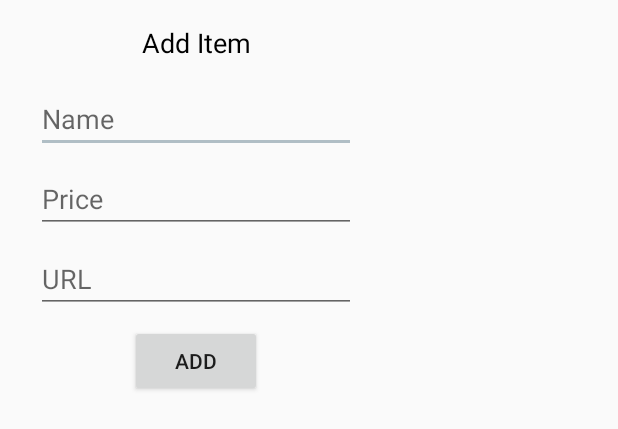
After one commit to DxExWxExY/Mobile-Apps, an Android app: the layout add_dialog.xml on its own in the app's theme, with its tools: preview values and no code run, on a phone screen of 412 x 824 dp. The commit adds this screen. Shown: the top 429 px of the screen. Run offline under Robolectric (Android 15) with nearby library versions, the phone set to English and light mode, and no system bars.

```diff
--- a/HW0/app/src/main/AndroidManifest.xml
+++ b/HW0/app/src/main/AndroidManifest.xml
@@ -27,7 +27,8 @@
         </activity>
         <activity android:name=".Timer.TimerActivity" />
         <activity android:name=".GradeViewer.GradeLogin" />
-        <activity android:name=".GradeViewer.GradeViewer"></activity>
+        <activity android:name=".GradeViewer.GradeViewer" />
+        <activity android:name=".Tuition.TuitionCalculatorActivity"></activity>
     </application>
 
 </manifest>
--- a/HW0/app/src/main/java/dxexwxexy/activities/GradeViewer/GradeLogin.java
+++ b/HW0/app/src/main/java/dxexwxexy/activities/GradeViewer/GradeLogin.java
@@ -4,6 +4,7 @@ import android.content.Intent;
 import android.support.v7.app.AppCompatActivity;
 import android.os.Bundle;
 import android.util.Log;
+import android.widget.AutoCompleteTextView;
 import android.widget.Button;
 import android.widget.EditText;
 
@@ -11,7 +12,7 @@ import dxexwxexy.activities.R;
 
 public class GradeLogin extends AppCompatActivity {
 
-    EditText user, password;
+    AutoCompleteTextView user, password;
     Button login;
 
     @Override
--- a/HW0/app/src/main/java/dxexwxexy/activities/Menu/Menu.java
+++ b/HW0/app/src/main/java/dxexwxexy/activities/Menu/Menu.java
@@ -10,6 +10,7 @@ import dxexwxexy.activities.GradeViewer.GradeLogin;
 import dxexwxexy.activities.Intro.HelloWorld;
 import dxexwxexy.activities.R;
 import dxexwxexy.activities.Timer.TimerActivity;
+import dxexwxexy.activities.Tuition.TuitionCalculatorActivity;
 
 public class Menu extends AppCompatActivity {
 
@@ -32,6 +33,9 @@ public class Menu extends AppCompatActivity {
         //Act 3
         Button c = findViewById(R.id.c);
         c.setOnClickListener(e -> startActivity(new Intent(Menu.this, GradeLogin.class)));
+        //
+        Button d = findViewById(R.id.d);
+        d.setOnClickListener(e -> startActivity(new Intent(Menu.this, TuitionCalculatorActivity.class)));
     }
 
     @Override
--- a/HW0/app/src/main/res/layout/activity_grade_login.xml
+++ b/HW0/app/src/main/res/layout/activity_grade_login.xml
@@ -6,7 +6,7 @@
     android:layout_height="match_parent"
     tools:context="dxexwxexy.activities.GradeViewer.GradeLogin">
 
-    <EditText
+    <AutoCompleteTextView
         android:id="@+id/user_name"
         android:layout_width="wrap_content"
         android:layout_height="wrap_content"
@@ -18,7 +18,7 @@
         app:layout_constraintStart_toStartOf="parent"
         app:layout_constraintTop_toTopOf="parent" />
 
-    <EditText
+    <AutoCompleteTextView
         android:id="@+id/password"
         android:layout_width="wrap_content"
         android:layout_height="wrap_content"
--- a/HW0/app/src/main/res/layout/activity_menu.xml
+++ b/HW0/app/src/main/res/layout/activity_menu.xml
@@ -54,7 +54,7 @@
         android:layout_marginRight="32dp"
         android:layout_marginStart="28dp"
         android:layout_marginTop="42dp"
-        android:text="Act 4"
+        android:text="Tuition"
         app:layout_constraintEnd_toStartOf="@+id/e"
         app:layout_constraintStart_toStartOf="parent"
         app:layout_constraintTop_toBottomOf="@+id/a" />
--- a/PriceFinder/app/build.gradle
+++ b/PriceFinder/app/build.gradle
@@ -4,7 +4,7 @@ android {
     compileSdkVersion 27
     defaultConfig {
         applicationId "dxexwxexy.pricefinder"
-        minSdkVersion 16
+        minSdkVersion 21
         targetSdkVersion 27
         versionCode 1
         versionName "1.0"
@@ -23,6 +23,7 @@ android {
 
 dependencies {
     implementation fileTree(dir: 'libs', include: ['*.jar'])
+    //noinspection GradleCompatible
     implementation 'com.android.support:appcompat-v7:27.1.1'
     implementation 'com.android.support.constraint:constraint-layout:1.1.2'
     implementation 'com.android.support:design:27.1.1'
--- /dev/null
+++ b/PriceFinder/app/src/main/res/layout/add_dialog.xml
@@ -0,0 +1,72 @@
+<?xml version="1.0" encoding="utf-8"?>
+<android.support.constraint.ConstraintLayout xmlns:android="http://schemas.android.com/apk/res/android"
+    xmlns:app="http://schemas.android.com/apk/res-auto"
+    xmlns:tools="http://schemas.android.com/tools"
+    android:layout_width="wrap_content"
+    android:layout_height="wrap_content">
+
+    <EditText
+        android:id="@+id/add_name"
+        android:layout_width="wrap_content"
+        android:layout_height="wrap_content"
+        android:layout_marginEnd="24dp"
+        android:layout_marginLeft="24dp"
+        android:layout_marginRight="24dp"
+        android:layout_marginStart="24dp"
+        android:layout_marginTop="16dp"
+        android:ems="10"
+        android:hint="Name"
+        android:inputType="textPersonName"
+        app:layout_constraintEnd_toEndOf="parent"
+        app:layout_constraintHorizontal_bias="0.502"
+        app:layout_constraintStart_toStartOf="parent"
+        app:layout_constraintTop_toBottomOf="@+id/textView" />
+
+    <TextView
+        android:id="@+id/textView"
+        android:layout_width="wrap_content"
+        android:layout_height="wrap_content"
+        android:layout_marginTop="16dp"
+        android:text="Add Item"
+        android:textColor="@android:color/black"
+        android:textSize="18sp"
+        app:layout_constraintEnd_toEndOf="parent"
+        app:layout_constraintStart_toStartOf="parent"
+        app:layout_constraintTop_toTopOf="parent" />
+
+    <EditText
+        android:id="@+id/add_price"
+        android:layout_width="wrap_content"
+        android:layout_height="wrap_content"
+        android:layout_marginTop="8dp"
+        android:ems="10"
+        android:hint="Price"
+        android:inputType="numberDecimal"
+        app:layout_constraintEnd_toEndOf="parent"
+        app:layout_constraintStart_toStartOf="parent"
+        app:layout_constraintTop_toBottomOf="@+id/add_name" />
+
+    <EditText
+        android:id="@+id/add_url"
+        android:layout_width="wrap_content"
+        android:layout_height="wrap_content"
+        android:layout_marginTop="8dp"
+        android:ems="10"
+        android:hint="URL"
+        android:inputType="textPersonName"
+        app:layout_constraintEnd_toEndOf="parent"
+        app:layout_constraintStart_toStartOf="parent"
+        app:layout_constraintTop_toBottomOf="@+id/add_price" />
+
+    <Button
+        android:id="@+id/add_item"
+        android:layout_width="wrap_content"
+        android:layout_height="wrap_content"
+        android:layout_marginBottom="16dp"
+        android:layout_marginTop="8dp"
+        android:text="add"
+        app:layout_constraintBottom_toBottomOf="parent"
+        app:layout_constraintEnd_toEndOf="parent"
+        app:layout_constraintStart_toStartOf="parent"
+        app:layout_constraintTop_toBottomOf="@+id/add_url" />
+</android.support.constraint.ConstraintLayout>
--- a/PriceFinder/app/src/main/res/layout/item_container.xml
+++ b/PriceFinder/app/src/main/res/layout/item_container.xml
@@ -5,6 +5,8 @@
     android:id="@+id/item_holder"
     android:layout_width="match_parent"
     android:layout_height="wrap_content"
+    android:background="@drawable/item_view_background"
+    android:clickable="true"
     android:padding="5dp">
 
     <TextView
```
Also changed, not shown: HW0/app/src/main/java/dxexwxexy/activities/Tuition/Tuition.java (added, +50 -0 lines), HW0/app/src/main/java/dxexwxexy/activities/Tuition/TuitionCalculatorActivity.java (added, +71 -0 lines), HW0/app/src/main/res/layout-land/activity_timer.xml (+16 -23 lines), HW0/app/src/main/res/layout/activity_tuition_calculator.xml (added, +101 -0 lines), PriceFinder/app/src/main/java/dxexwxexy/pricefinder/Activities/ItemsView.java (+20 -2 lines), PriceFinder/app/src/main/res/drawable/item_view_background.xml (added, +9 -0 lines).
